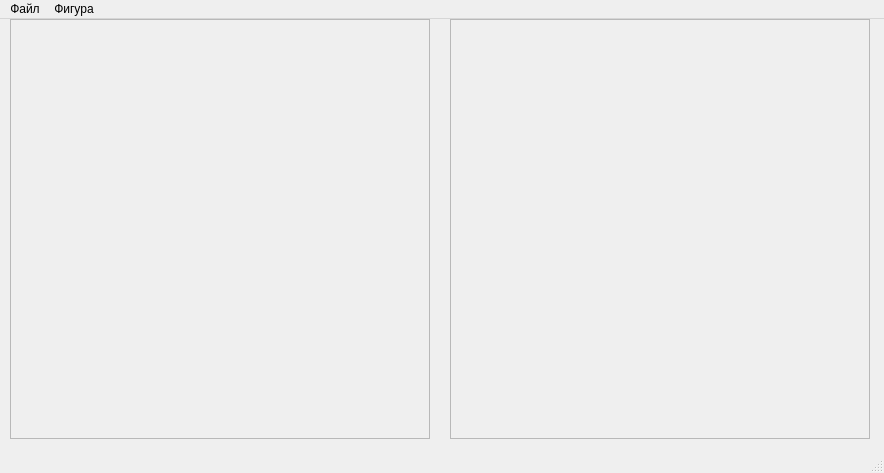
Old version of the form ui/main.ui in the repository SPC-project/Regular-Divider.
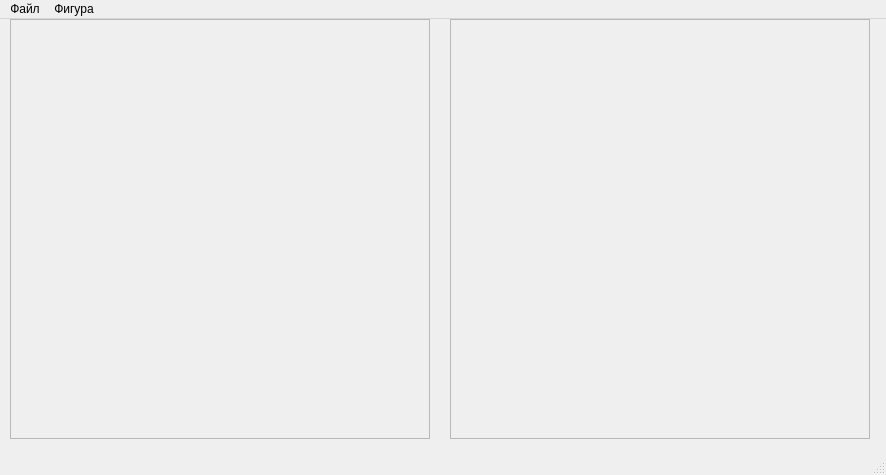
New version of the form. Icons and pictures are not drawn.

Commit message: add resize button

What changed in the file:
```diff
--- a/ui/main.ui
+++ b/ui/main.ui
@@ -6,8 +6,8 @@
    <rect>
     <x>0</x>
     <y>0</y>
-    <width>884</width>
-    <height>473</height>
+    <width>886</width>
+    <height>475</height>
    </rect>
   </property>
   <property name="contextMenuPolicy">
@@ -61,7 +61,7 @@
     <rect>
      <x>0</x>
      <y>0</y>
-     <width>884</width>
+     <width>886</width>
      <height>30</height>
     </rect>
    </property>
```
Left out of the diff: 9 changed lines with no effect on the pictures. The commit also changes 3 other files.
